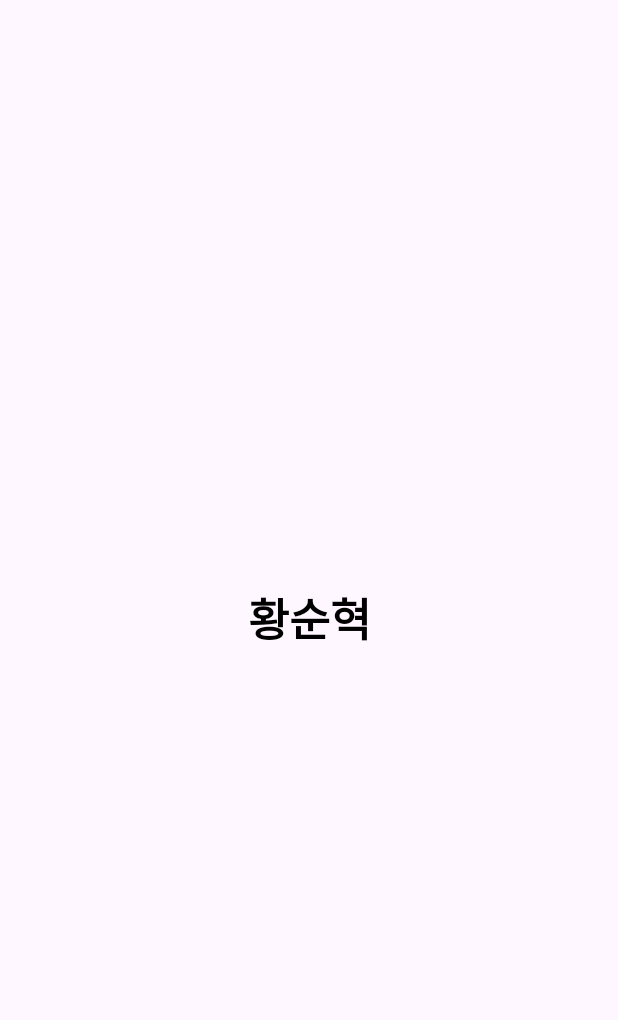
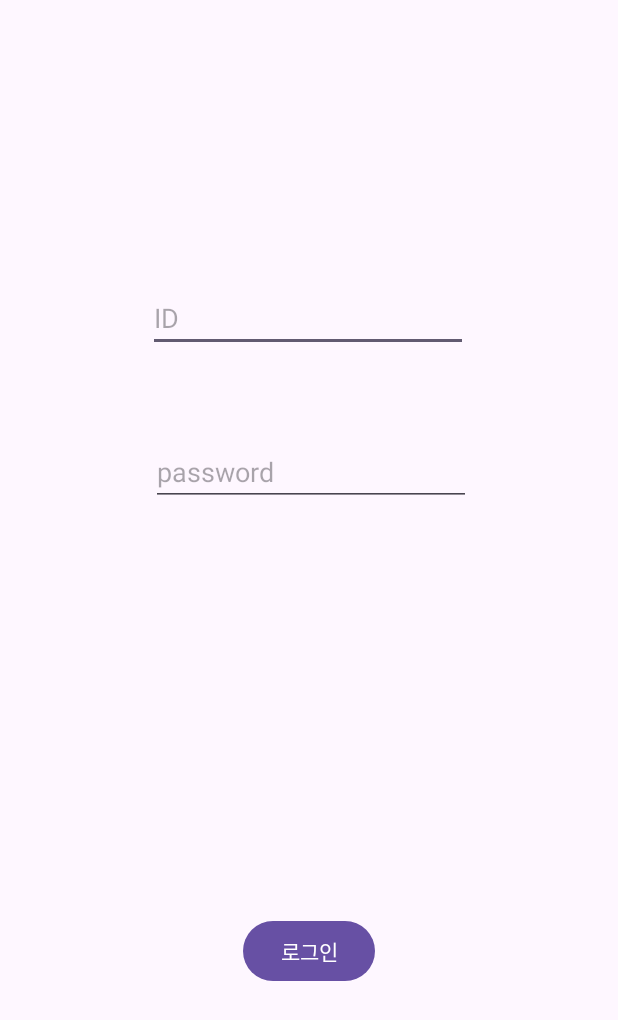
Before and after one commit to sun-hyuck/study2, an Android app: the screen it shows after launch (MainActivity), on a phone screen of 412 x 824 dp. Before the commit the part shown is almost empty. Shown: the top 1020 px of the screen. Run offline under Robolectric (Android 15) with nearby library versions, the phone set to English and light mode, and no system bars.

Commit message:
plus login

```diff
--- a/MyApplication/app/build.gradle
+++ b/MyApplication/app/build.gradle
@@ -6,6 +6,10 @@ plugins {
 android {
     namespace 'com.example.myapplication'
     compileSdk 33
+
+    buildFeatures {
+        viewBinding = true
+    }
 
     defaultConfig {
         applicationId "com.example.myapplication"
--- a/MyApplication/app/src/main/java/com/example/myapplication/MainActivity.kt
+++ b/MyApplication/app/src/main/java/com/example/myapplication/MainActivity.kt
@@ -2,30 +2,57 @@ package com.example.myapplication
 
 import androidx.appcompat.app.AppCompatActivity
 import android.os.Bundle
+import android.service.autofill.UserData
 import android.util.Log
+import android.view.LayoutInflater
+import android.widget.Button
+import android.widget.EditText
+import android.widget.Toast
+import com.example.myapplication.databinding.ActivityMainBinding
 
 
 class MainActivity : AppCompatActivity() {
 
+    val binding by lazy { ActivityMainBinding.inflate(layoutInflater) }
+
     override fun onCreate(savedInstanceState: Bundle?) {
         super.onCreate(savedInstanceState)
-        setContentView(R.layout.activity_main)
+        setContentView(binding.root)
 
-        val sum = age(3,4)
-        Log.d("MainActivity",  "INTEGER입니다. $sum" )
-        val second = sun(10)
-        Log.d("MainActivity",  "2번째 ${sun(5)}" )
+        var user = User("qwer", "1234")
+        val a = binding.LoginID
+        val b = binding.LoginPW
+
+
+
+        binding.btn.setOnClickListener {
+        var inputID = binding.LoginID.text.toString()
+        var inputpassword = binding.LoginPW.text.toString()
+        if (inputID==user.ID && inputpassword==user.Password){
+            Toast.makeText(this, "로그인 성공", Toast.LENGTH_SHORT).show()
+        }else
+        { if(inputID !=user.ID && inputpassword==user.Password){
+            Toast.makeText(this, "로그인 실패", Toast.LENGTH_SHORT).show()
+        }else{
+            if (inputID ==user.ID && inputpassword != user.Password){
+                Toast.makeText(this, "로그인 실패", Toast.LENGTH_SHORT).show()
+            }else{
+                if (inputID !=user.ID && inputpassword != user.Password){
+                    Toast.makeText(this, "로그인 실패", Toast.LENGTH_SHORT).show()
+                }else{
+                    if(inputID.isNullOrEmpty() && inputpassword.isNullOrEmpty()){
+                        Toast.makeText(this, "로그인 실패", Toast.LENGTH_SHORT).show()
+                    }
+                }
+            }
+        }
+
+        }
+            }
 
     }
+}
 
-     fun age(a : Int, b : Int) : Int{
-         return a - b
-     }
-    fun sun(c : Int) : Int{
-        var sum = 0
-        for( index in 0..c ){
-            sum += index
-        }
-        return sum
-    }
-}
+data class User(val ID: String,
+                val Password: String
+                )
--- a/MyApplication/app/src/main/res/layout/activity_main.xml
+++ b/MyApplication/app/src/main/res/layout/activity_main.xml
@@ -6,19 +6,48 @@
     android:layout_height="match_parent"
     tools:context=".MainActivity">
 
-    <TextView
+    <Button
+        android:id="@+id/btn"
         android:layout_width="wrap_content"
         android:layout_height="wrap_content"
-        android:text="@string/name"
-        android:textColor="@color/black"
-        android:textStyle="bold"
-        android:textSize="30sp"
+        android:layout_marginStart="160dp"
+        android:layout_marginTop="247dp"
+        android:layout_marginEnd="160dp"
+        android:layout_marginBottom="166dp"
+        android:text="로그인"
+        app:layout_constraintBottom_toBottomOf="parent"
+        app:layout_constraintEnd_toEndOf="parent"
+        app:layout_constraintStart_toStartOf="parent" />
 
-        app:layout_constraintBottom_toBottomOf="parent"
+    <EditText
+        android:id="@+id/Login_ID"
+        android:layout_width="wrap_content"
+        android:layout_height="wrap_content"
+        android:layout_marginStart="100dp"
+        android:layout_marginTop="164dp"
+        android:layout_marginEnd="101dp"
+        android:layout_marginBottom="16dp"
+        android:ems="10"
+        android:inputType="text"
+        android:hint="ID"
+        app:layout_constraintBottom_toTopOf="@+id/Login_PW"
         app:layout_constraintEnd_toEndOf="parent"
         app:layout_constraintStart_toStartOf="parent"
         app:layout_constraintTop_toTopOf="parent" />
 
-
-
+    <EditText
+        android:id="@+id/Login_PW"
+        android:layout_width="wrap_content"
+        android:layout_height="wrap_content"
+        android:layout_marginStart="102dp"
+        android:layout_marginTop="16dp"
+        android:layout_marginEnd="100dp"
+        android:layout_marginBottom="247dp"
+        android:ems="10"
+        android:inputType="textPassword"
+        android:hint="password"
+        app:layout_constraintBottom_toTopOf="@+id/btn"
+        app:layout_constraintEnd_toEndOf="parent"
+        app:layout_constraintStart_toStartOf="parent"
+        app:layout_constraintTop_toBottomOf="@+id/Login_ID" />
 </androidx.constraintlayout.widget.ConstraintLayout>
```
Also changed, not shown: sample/app/src/main/java/com/example/sample/MainActivity.kt (+1 -99 lines).
